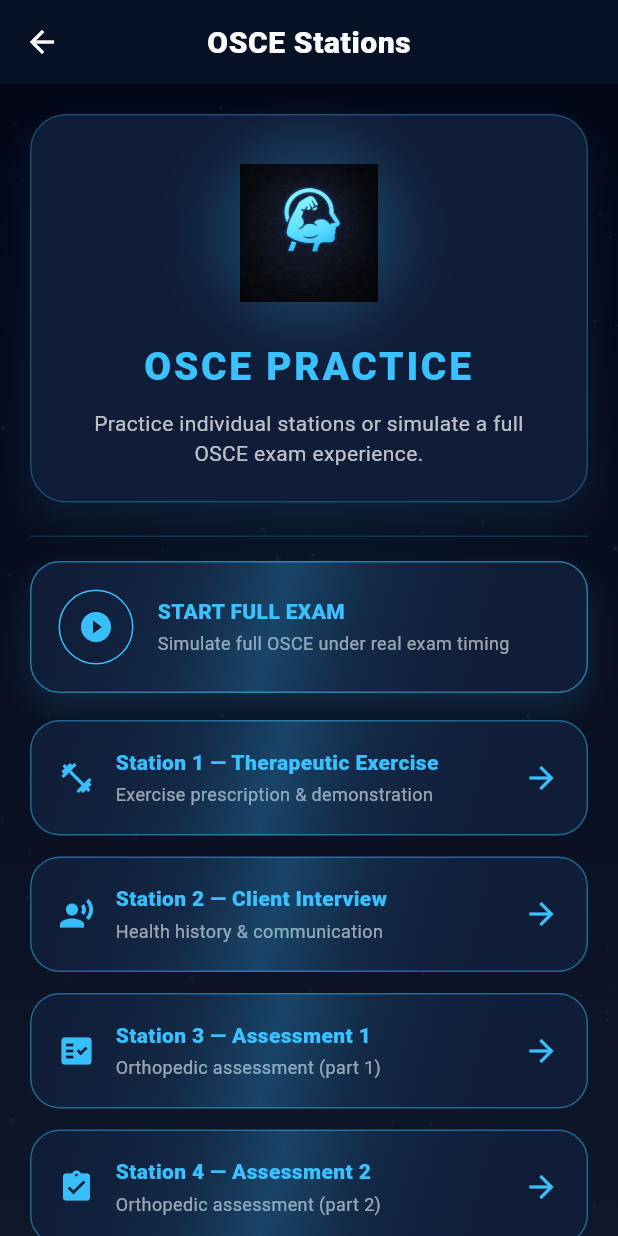
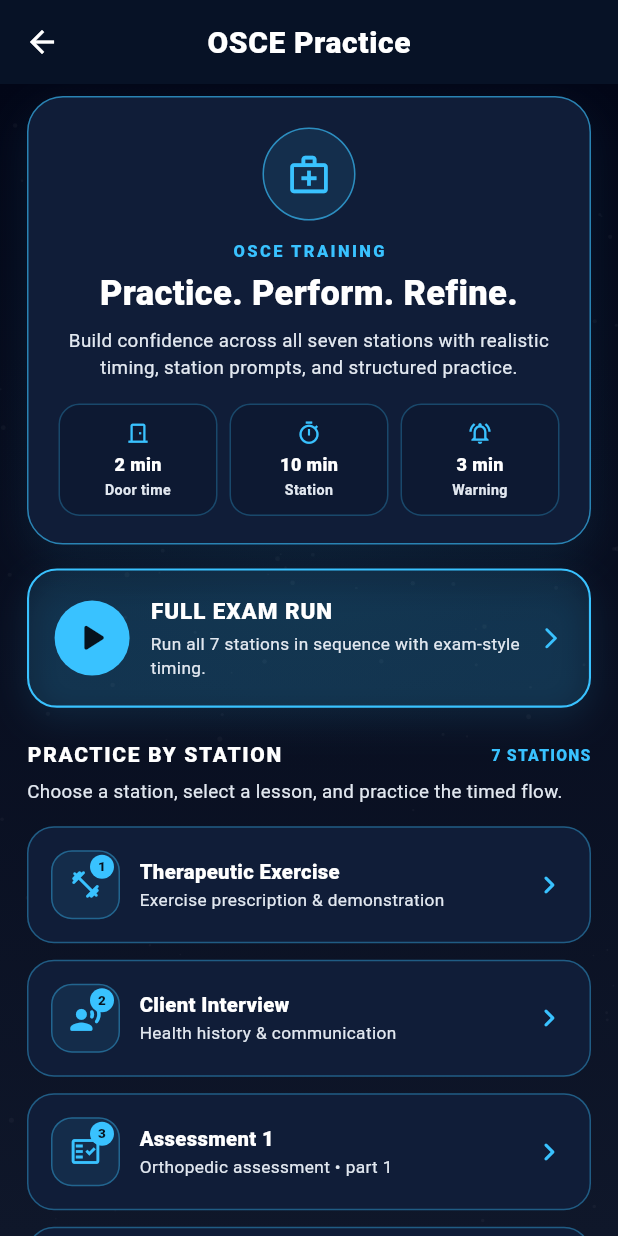
Before and after one commit to BlockProperty/MuscleMind, a Flutter app: the StationsMenuScreen screen opened by its route, on a phone screen of 412 x 824 dp. Run offline on Flutter 3.47's test engine with Material 3 defaults, Android fonts, the phone set to English and light mode, and no system bars; our stand-ins replace cloud_firestore, firebase_core, hive, hive_flutter, in_app_purchase, just_audio and 2 more; missing offline and left inert: in_app_purchase_android; accounts and stored records are empty.

Commit message:
Refresh OSCE stations hub experience

```diff
--- a/lib/osce/stations/stations_menu_screen.dart
+++ b/lib/osce/stations/stations_menu_screen.dart
@@ -4,114 +4,56 @@ import '../../core/subscription_guard.dart';
 import '../../screens/paywall_screen.dart';
 import '../../theme/lux_theme.dart';
 import '../../widgets/lux_background.dart';
-import '../../widgets/shimmer.dart';
 
 import '../exam/exam_runner_screen.dart';
 import 'station_lessons_screen.dart';
 
 class StationsMenuScreen extends StatelessWidget {
   static const String routeName = '/stations';
+  const StationsMenuScreen({super.key});
 
-  const StationsMenuScreen({super.key});
+  static const Color _blue = LuxTheme.accentGlow;
 
   @override
   Widget build(BuildContext context) {
     final stations = <_StationMenuItem>[
-      _station(
-        title: 'Station 1 — Therapeutic Exercise',
-        subtitle: 'Exercise prescription & demonstration',
-        icon: Icons.fitness_center,
-        id: 'therapeutic_exercise',
-      ),
-      _station(
-        title: 'Station 2 — Client Interview',
-        subtitle: 'Health history & communication',
-        icon: Icons.record_voice_over,
-        id: 'client_interview',
-      ),
-      _station(
-        title: 'Station 3 — Assessment 1',
-        subtitle: 'Orthopedic assessment (part 1)',
-        icon: Icons.fact_check,
-        id: 'assessment_1',
-      ),
-      _station(
-        title: 'Station 4 — Assessment 2',
-        subtitle: 'Orthopedic assessment (part 2)',
-        icon: Icons.assignment_turned_in,
-        id: 'assessment_2',
-      ),
-      _station(
-        title: 'Station 5 — Initial Treatment & Consent',
-        subtitle: 'Consent + clinical reasoning',
-        icon: Icons.description,
-        id: 'initial_treatment_consent',
-      ),
-      _station(
-        title: 'Station 6 — Treatment',
-        subtitle: 'Hands-on treatment execution',
-        icon: Icons.healing,
-        id: 'treatment',
-      ),
-      _station(
-        title: 'Station 7 — Techniques',
-        subtitle: 'Technique protocols & application',
-        icon: Icons.pan_tool_alt,
-        id: 'techniques',
-      ),
+      _station(number: 1, title: 'Therapeutic Exercise', subtitle: 'Exercise prescription & demonstration', icon: Icons.fitness_center_rounded, id: 'therapeutic_exercise'),
+      _station(number: 2, title: 'Client Interview', subtitle: 'Health history & communication', icon: Icons.record_voice_over_rounded, id: 'client_interview'),
+      _station(number: 3, title: 'Assessment 1', subtitle: 'Orthopedic assessment • part 1', icon: Icons.fact_check_outlined, id: 'assessment_1'),
+      _station(number: 4, title: 'Assessment 2', subtitle: 'Orthopedic assessment • part 2', icon: Icons.assignment_turned_in_outlined, id: 'assessment_2'),
+      _station(number: 5, title: 'Initial Treatment & Consent', subtitle: 'Consent & clinical reasoning', icon: Icons.description_outlined, id: 'initial_treatment_consent'),
+      _station(number: 6, title: 'Treatment', subtitle: 'Hands-on treatment execution', icon: Icons.healing_rounded, id: 'treatment'),
+      _station(number: 7, title: 'Techniques', subtitle: 'Technique protocols & application', icon: Icons.pan_tool_alt_rounded, id: 'techniques'),
     ];
 
     return Scaffold(
       backgroundColor: LuxTheme.black,
-      appBar: AppBar(
-        title: const Text('OSCE Stations'),
-        centerTitle: true,
-      ),
+      appBar: AppBar(title: const Text('OSCE Practice'), centerTitle: true),
       body: LuxBackground(
         child: SafeArea(
           child: ListView(
-            padding: const EdgeInsets.all(20),
+            padding: const EdgeInsets.fromLTRB(18, 8, 18, 28),
             children: [
-              const _OsceHeroCard(),
-
-              const SizedBox(height: 22),
-              const _BlueDivider(),
+              const _OsceHero(),
               const SizedBox(height: 16),
-
-              // 🔥 PRIMARY ACTION
-              _PrimaryOsceAction(
-                title: 'START FULL EXAM',
-                subtitle: 'Simulate full OSCE under real exam timing',
-                icon: Icons.play_circle_fill,
+              _FullExamCard(
                 onTap: () {
                   if (!SubscriptionGuard.isPremium) {
-                    Navigator.push(
-                      context,
-                      MaterialPageRoute(
-                        builder: (_) => const PaywallScreen(),
-                      ),
-                    );
+                    Navigator.push(context, MaterialPageRoute(builder: (_) => const PaywallScreen()));
                     return;
                   }
-
-                  Navigator.push(
-                    context,
-                    MaterialPageRoute(
-                      builder: (_) => const ExamRunnerScreen(),
-                    ),
-                  );
+                  Navigator.push(context, MaterialPageRoute(builder: (_) => const ExamRunnerScreen()));
                 },
               ),
-
-              const SizedBox(height: 18),
-
-              // 🔥 STATIONS
-              ...stations.map(
-                (item) => Padding(
-                  padding: const EdgeInsets.only(bottom: 14),
-                  child: _StationCard(item: item),
-                ),
-              ),
+              const SizedBox(height: 22),
+              const Row(children: [
+                Expanded(child: Text('PRACTICE BY STATION', style: TextStyle(color: Colors.white, fontSize: 14, fontWeight: FontWeight.w900, letterSpacing: 1.1))),
+                Text('7 STATIONS', style: TextStyle(color: _blue, fontSize: 10.5, fontWeight: FontWeight.w900, letterSpacing: .8)),
+              ]),
+              const SizedBox(height: 6),
+              const Text('Choose a station, select a lesson, and practice the timed flow.', style: TextStyle(color: LuxTheme.textSecondary, fontSize: 12.5, height: 1.4)),
+              const SizedBox(height: 14),
+              ...stations.map((item) => Padding(padding: const EdgeInsets.only(bottom: 11), child: _StationCard(item: item))),
             ],
           ),
         ),
@@ -119,166 +61,108 @@ class StationsMenuScreen extends StatelessWidget {
     );
   }
 
-  static _StationMenuItem _station({
-    required String title,
-    required String subtitle,
-    required IconData icon,
-    required String id,
-  }) {
+  static _StationMenuItem _station({required int number, required String title, required String subtitle, required IconData icon, required String id}) {
     return _StationMenuItem(
+      number: number,
       title: title,
       subtitle: subtitle,
       icon: icon,
-      builder: (_) => StationLessonsScreen(
-        stationId: id,
-        stationTitle: title,
-      ),
+      builder: (_) => StationLessonsScreen(stationId: id, stationTitle: 'Station $number — $title'),
     );
   }
 }
 
-class _OsceHeroCard extends StatelessWidget {
-  const _OsceHeroCard();
+class _OsceHero extends StatelessWidget {
+  const _OsceHero();
 
   @override
   Widget build(BuildContext context) {
-    const Color brandBlue = Color(0xFF39C2FF);
-
     return Container(
-      padding: const EdgeInsets.all(22),
+      padding: const EdgeInsets.fromLTRB(20, 20, 20, 18),
       decoration: BoxDecoration(
         color: LuxTheme.panel,
         borderRadius: BorderRadius.circular(24),
-        border: Border.all(color: brandBlue.withOpacity(0.28)),
-        boxShadow: [
-          BoxShadow(
-            color: brandBlue.withOpacity(0.08),
-            blurRadius: 20,
-            spreadRadius: 1,
-            offset: const Offset(0, 10),
-          ),
-        ],
+        border: Border.all(color: LuxTheme.accentGlow.withValues(alpha: .62)),
+        boxShadow: [BoxShadow(color: LuxTheme.accentGlow.withValues(alpha: .09), blurRadius: 24, offset: const Offset(0, 10))],
       ),
-      child: Column(
-        children: [
-          Container(
-            padding: const EdgeInsets.all(10),
-            decoration: BoxDecoration(
-              shape: BoxShape.circle,
-              boxShadow: [
-                BoxShadow(
-                  color: brandBlue.withOpacity(0.22),
-                  blurRadius: 32,
-                  spreadRadius: 6,
-                ),
-              ],
-            ),
-            child: Image.asset(
-              'assets/logo/musclemind_icon.png',
-              width: 92,
-              height: 92,
-            ),
-          ),
-          const SizedBox(height: 16),
-          const Text(
-            'OSCE PRACTICE',
-            textAlign: TextAlign.center,
-            style: TextStyle(
-              color: brandBlue,
-              fontSize: 26,
-              fontWeight: FontWeight.w900,
-              letterSpacing: 1.8,
-            ),
-          ),
-          const SizedBox(height: 10),
-          Text(
-            'Practice individual stations or simulate a full OSCE exam experience.',
-            textAlign: TextAlign.center,
-            style: TextStyle(
-              color: Colors.white.withOpacity(0.72),
-              height: 1.4,
-            ),
-          ),
-        ],
-      ),
+      child: Column(children: [
+        Container(
+          width: 62,
+          height: 62,
+          decoration: BoxDecoration(shape: BoxShape.circle, color: LuxTheme.accentGlow.withValues(alpha: .10), border: Border.all(color: LuxTheme.accentGlow.withValues(alpha: .65))),
+          child: const Icon(Icons.medical_services_outlined, color: LuxTheme.accentGlow, size: 30),
+        ),
+        const SizedBox(height: 13),
+        const Text('OSCE TRAINING', style: TextStyle(color: LuxTheme.accentGlow, fontSize: 11, fontWeight: FontWeight.w900, letterSpacing: 1.6)),
+        const SizedBox(height: 5),
+        const Text('Practice. Perform. Refine.', textAlign: TextAlign.center, style: TextStyle(color: Colors.white, fontSize: 23, fontWeight: FontWeight.w900)),
+        const SizedBox(height: 7),
+        const Text('Build confidence across all seven stations with realistic timing, station prompts, and structured practice.', textAlign: TextAlign.center, style: TextStyle(color: LuxTheme.textSecondary, fontSize: 12.5, height: 1.45)),
+        const SizedBox(height: 15),
+        const Row(children: [
+          Expanded(child: _HeroStat(icon: Icons.door_front_door_outlined, value: '2 min', label: 'Door time')),
+          SizedBox(width: 8),
+          Expanded(child: _HeroStat(icon: Icons.timer_outlined, value: '10 min', label: 'Station')),
+          SizedBox(width: 8),
+          Expanded(child: _HeroStat(icon: Icons.notifications_active_outlined, value: '3 min', label: 'Warning')),
+        ]),
+      ]),
     );
   }
 }
 
-class _PrimaryOsceAction extends StatelessWidget {
-  final String title;
-  final String subtitle;
+class _HeroStat extends StatelessWidget {
   final IconData icon;
-  final VoidCallback onTap;
-
-  const _PrimaryOsceAction({
-    required this.title,
-    required this.subtitle,
-    required this.icon,
-    required this.onTap,
-  });
+  final String value;
+  final String label;
+  const _HeroStat({required this.icon, required this.value, required this.label});
 
   @override
   Widget build(BuildContext context) {
-    const Color brandBlue = Color(0xFF39C2FF);
+    return Container(
+      padding: const EdgeInsets.symmetric(horizontal: 5, vertical: 10),
+      decoration: BoxDecoration(color: LuxTheme.black.withValues(alpha: .35), borderRadius: BorderRadius.circular(14), border: Border.all(color: LuxTheme.accentGlow.withValues(alpha: .28))),
+      child: Column(children: [
+        Icon(icon, color: LuxTheme.accentGlow, size: 17),
+        const SizedBox(height: 5),
+        Text(value, style: const TextStyle(color: Colors.white, fontSize: 12, fontWeight: FontWeight.w900)),
+        const SizedBox(height: 2),
+        Text(label, textAlign: TextAlign.center, style: const TextStyle(color: LuxTheme.textSecondary, fontSize: 9.5, fontWeight: FontWeight.w600)),
+      ]),
+    );
+  }
+}
 
+class _FullExamCard extends StatelessWidget {
+  final VoidCallback onTap;
+  const _FullExamCard({required this.onTap});
+
+  @override
+  Widget build(BuildContext context) {
     return Material(
       color: Colors.transparent,
       child: InkWell(
         borderRadius: BorderRadius.circular(20),
         onTap: onTap,
-        child: Shimmer(
-          child: Container(
-            padding: const EdgeInsets.all(18),
-            decoration: BoxDecoration(
-              color: LuxTheme.panel,
-              borderRadius: BorderRadius.circular(20),
-              border: Border.all(color: brandBlue.withOpacity(0.55)),
-              boxShadow: [
-                BoxShadow(
-                  color: brandBlue.withOpacity(0.14),
-                  blurRadius: 18,
-                  offset: const Offset(0, 10),
-                ),
-              ],
-            ),
-            child: Row(
-              children: [
-                Container(
-                  width: 50,
-                  height: 50,
-                  decoration: BoxDecoration(
-                    shape: BoxShape.circle,
-                    border: Border.all(color: brandBlue),
-                  ),
-                  child: Icon(icon, color: brandBlue),
-                ),
-                const SizedBox(width: 16),
-                Expanded(
-                  child: Column(
-                    crossAxisAlignment: CrossAxisAlignment.start,
-                    children: [
-                      Text(
-                        title,
-                        style: const TextStyle(
-                          color: brandBlue,
-                          fontWeight: FontWeight.w900,
-                        ),
-                      ),
-                      const SizedBox(height: 4),
-                      Text(
-                        subtitle,
-                        style: const TextStyle(
-                          color: Colors.white60,
-                          fontSize: 12,
-                        ),
-                      ),
-                    ],
-                  ),
-                ),
-              ],
-            ),
+        child: Container(
+          padding: const EdgeInsets.all(17),
+          decoration: BoxDecoration(
+            color: LuxTheme.accentGlow.withValues(alpha: .10),
+            borderRadius: BorderRadius.circular(20),
+            border: Border.all(color: LuxTheme.accentGlow, width: 1.4),
+            boxShadow: [BoxShadow(color: LuxTheme.accentGlow.withValues(alpha: .12), blurRadius: 20, offset: const Offset(0, 8))],
           ),
+          child: Row(children: [
+            Container(width: 50, height: 50, decoration: const BoxDecoration(color: LuxTheme.accentGlow, shape: BoxShape.circle), child: const Icon(Icons.play_arrow_rounded, color: Color(0xFF06131E), size: 31)),
+            const SizedBox(width: 14),
+            const Expanded(child: Column(crossAxisAlignment: CrossAxisAlignment.start, children: [
+              Text('FULL EXAM RUN', style: TextStyle(color: Colors.white, fontSize: 15, fontWeight: FontWeight.w900, letterSpacing: .6)),
+              SizedBox(height: 4),
+              Text('Run all 7 stations in sequence with exam-style timing.', style: TextStyle(color: LuxTheme.textSecondary, fontSize: 11.5, height: 1.35)),
+            ])),
+            const SizedBox(width: 8),
+            const Icon(Icons.arrow_forward_ios_rounded, color: LuxTheme.accentGlow, size: 17),
+          ]),
         ),
       ),
     );
@@ -287,86 +171,48 @@ class _PrimaryOsceAction extends StatelessWidget {
 
 class _StationCard extends StatelessWidget {
   final _StationMenuItem item;
-
   const _StationCard({required this.item});
 
   @override
   Widget build(BuildContext context) {
-    const Color brandBlue = Color(0xFF39C2FF);
-
     return Material(
       color: Colors.transparent,
       child: InkWell(
-        borderRadius: BorderRadius.circular(20),
-        onTap: () {
-          Navigator.push(
-            context,
-            MaterialPageRoute(builder: item.builder),
-          );
-        },
-        child: Shimmer(
-          child: Container(
-            padding: const EdgeInsets.all(18),
-            decoration: BoxDecoration(
-              color: LuxTheme.panel,
-              borderRadius: BorderRadius.circular(20),
-              border: Border.all(color: brandBlue.withOpacity(0.45)),
+        borderRadius: BorderRadius.circular(18),
+        onTap: () => Navigator.push(context, MaterialPageRoute(builder: item.builder)),
+        child: Container(
+          padding: const EdgeInsets.all(15),
+          decoration: BoxDecoration(color: LuxTheme.panel, borderRadius: BorderRadius.circular(18), border: Border.all(color: LuxTheme.accentGlow.withValues(alpha: .38))),
+          child: Row(children: [
+            Container(
+              width: 46,
+              height: 46,
+              decoration: BoxDecoration(color: LuxTheme.accentGlow.withValues(alpha: .09), borderRadius: BorderRadius.circular(14), border: Border.all(color: LuxTheme.accentGlow.withValues(alpha: .38))),
+              child: Stack(alignment: Alignment.center, children: [
+                Icon(item.icon, color: LuxTheme.accentGlow, size: 22),
+                Positioned(right: 3, top: 2, child: Container(width: 16, height: 16, alignment: Alignment.center, decoration: const BoxDecoration(color: LuxTheme.accentGlow, shape: BoxShape.circle), child: Text('${item.number}', style: const TextStyle(color: Color(0xFF06131E), fontSize: 9, fontWeight: FontWeight.w900)))),
+              ]),
             ),
-            child: Row(
-              children: [
-                Icon(item.icon, color: brandBlue),
-                const SizedBox(width: 14),
-                Expanded(
-                  child: Column(
-                    crossAxisAlignment: CrossAxisAlignment.start,
-                    children: [
-                      Text(
-                        item.title,
-                        style: const TextStyle(
-                          color: brandBlue,
-                          fontWeight: FontWeight.w900,
-                        ),
-                      ),
-                      const SizedBox(height: 4),
-                      Text(
-                        item.subtitle,
-                        style: const TextStyle(
-                          color: Colors.white60,
-                          fontSize: 12,
-                        ),
-                      ),
-                    ],
-                  ),
-                ),
-                const Icon(Icons.arrow_forward, color: brandBlue),
-              ],
-            ),
-          ),
+            const SizedBox(width: 13),
+            Expanded(child: Column(crossAxisAlignment: CrossAxisAlignment.start, children: [
+              Text(item.title, style: const TextStyle(color: Colors.white, fontSize: 13.5, fontWeight: FontWeight.w900)),
+              const SizedBox(height: 3),
+              Text(item.subtitle, style: const TextStyle(color: LuxTheme.textSecondary, fontSize: 11.5, height: 1.3)),
+            ])),
+            const SizedBox(width: 8),
+            const Icon(Icons.chevron_right_rounded, color: LuxTheme.accentGlow, size: 24),
+          ]),
         ),
       ),
     );
   }
 }
 
-class _BlueDivider extends StatelessWidget {
-  const _BlueDivider();
-
-  @override
-  Widget build(BuildContext context) {
-    return Divider(color: const Color(0xFF39C2FF).withOpacity(0.18));
-  }
-}
-
 class _StationMenuItem {
+  final int number;
   final String title;
   final String subtitle;
   final IconData icon;
   final WidgetBuilder builder;
-
-  _StationMenuItem({
-    required this.title,
-    required this.subtitle,
-    required this.icon,
-    required this.builder,
-  });
+  _StationMenuItem({required this.number, required this.title, required this.subtitle, required this.icon, required this.builder});
 }
```
